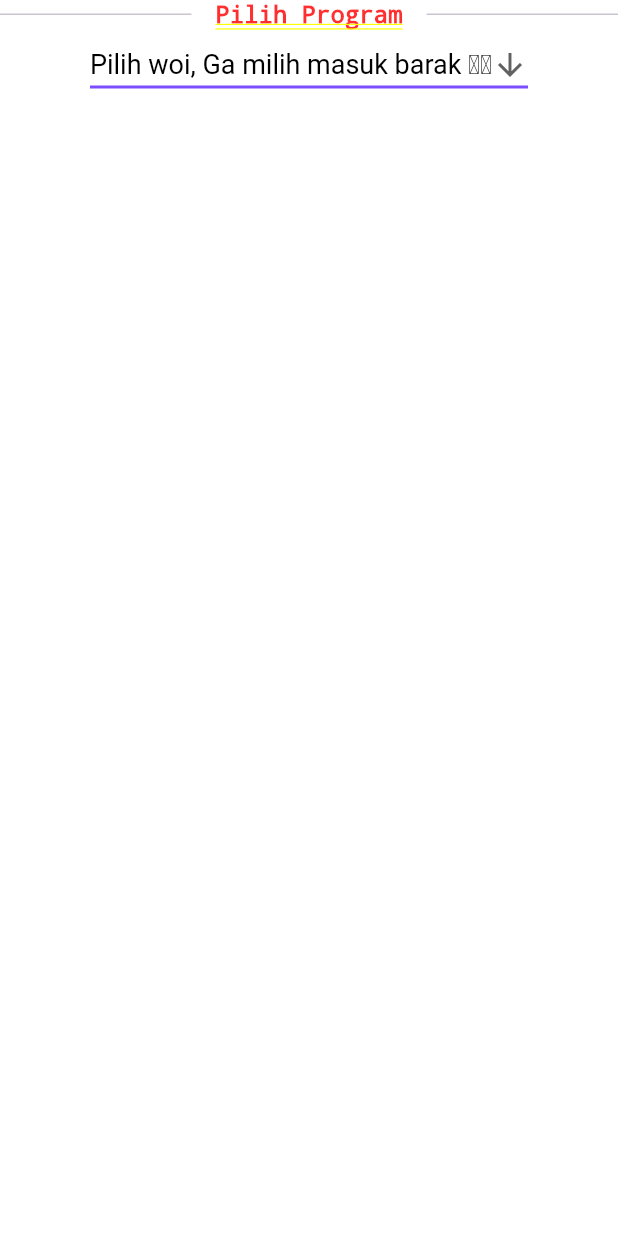
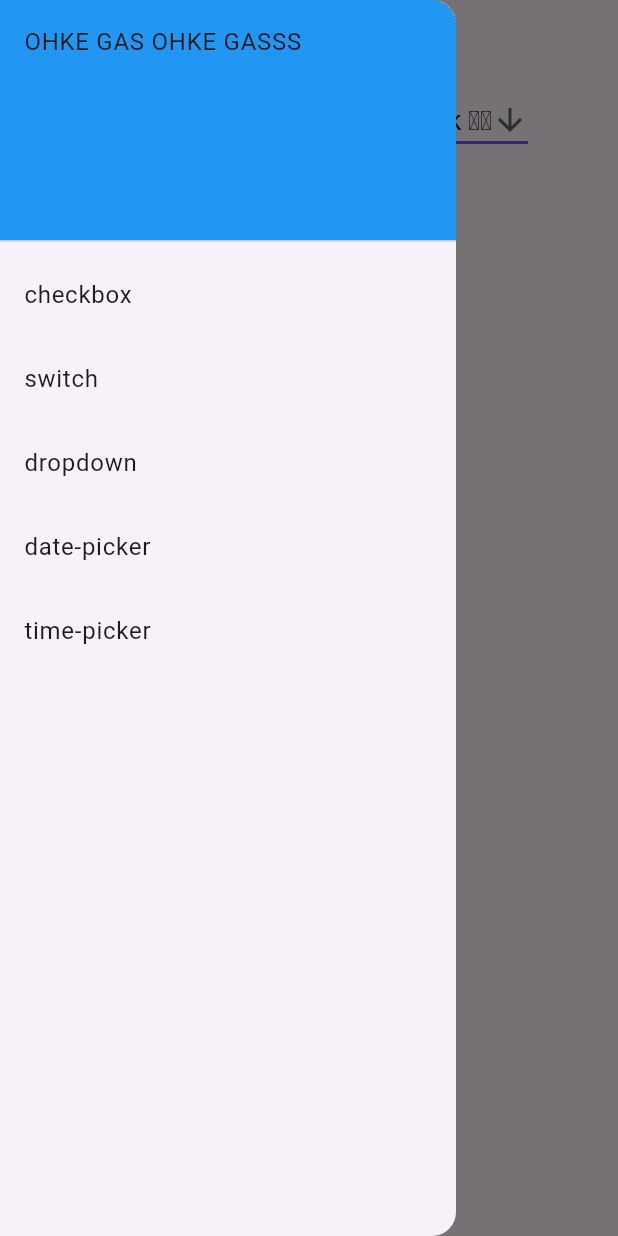
Before and after one commit to minipingu/ppkd_ju_android_dev_dede, a Flutter app: the DropdownInput screen opened by its route, with the side drawer open (before the commit the screen has no drawer), on a phone screen of 412 x 824 dp. Run offline on Flutter 3.47's test engine with Material 3 defaults, Android fonts, the phone set to English and light mode, and no system bars.

Commit message:
tinggal benerin nama di menu

```diff
--- a/lib/_components/app_scaffold.dart
+++ b/lib/_components/app_scaffold.dart
@@ -4,13 +4,19 @@
 class AppScaffold extends StatelessWidget {
   final String title;
   final Widget body;
+  final Color? backgroundColor;
 
-  const AppScaffold({super.key, required this.title, required this.body});
+  const AppScaffold({
+    super.key,
+    required this.title,
+    required this.body,
+    this.backgroundColor,
+  });
 
   @override
   Widget build(BuildContext context) {
     return Scaffold(
-      appBar: AppBar(title: Text(title)),
+      appBar: AppBar(title: Text(title), backgroundColor: backgroundColor),
       drawer: const DrawerTugas7(),
       body: body,
     );
--- a/lib/tugas7/drawer_tugas_7.dart
+++ b/lib/tugas7/drawer_tugas_7.dart
@@ -4,6 +4,7 @@ import 'package:ppkd_ju_android_dev_dede/tugas7/pages/showdatepicker_input.dart'
 import 'package:ppkd_ju_android_dev_dede/tugas7/pages/showtimepicker_input.dart';
 import 'package:ppkd_ju_android_dev_dede/tugas7/pages/switch_input.dart';
 import 'package:ppkd_ju_android_dev_dede/tugas7/pages/checkbox_input.dart';
+import 'package:ppkd_ju_android_dev_dede/tugas7/tugas7_routes.dart';
 
 class DrawerTugas7 extends StatefulWidget {
   const new({super.key});
@@ -21,6 +22,9 @@ class _DrawerTugas7State extends State<DrawerTugas7> {
     'Time Picker': ShowTimePickerInput(),
   };
 
+  var mapped = tugas7Pages.entries.map((entry) => ListTile());
+  String selectedPage = '';
+
   @override
   Widget build(BuildContext context) {
     return Drawer(
@@ -31,12 +35,16 @@ class _DrawerTugas7State extends State<DrawerTugas7> {
             decoration: BoxDecoration(color: Colors.blue),
             child: Text('OHKE GAS OHKE GASSS'),
           ),
-          ListTile(
-            title: const Text('Home'),
-            // selected: _selectedIndex == 0,
-            onTap: () {
-              Navigator.pop(context);
-            },
+          ...tugas7Pages.entries.map(
+            (route) => ListTile(
+              title: Text(route.key),
+              onTap: () {
+                Navigator.pushNamed(context, route.key);
+                setState(() {
+                  selectedPage = route.key;
+                });
+              },
+            ),
           ),
         ],
       ),
--- a/lib/tugas7/pages/dropdown_input.dart
+++ b/lib/tugas7/pages/dropdown_input.dart
@@ -1,6 +1,6 @@
 import 'package:flutter/material.dart';
+import 'package:ppkd_ju_android_dev_dede/_components/app_scaffold.dart';
 import 'package:ppkd_ju_android_dev_dede/_components/button_x.dart';
-import 'package:ppkd_ju_android_dev_dede/_components/divider_text_divider.dart';
 
 class DropdownInput extends StatefulWidget {
   const new({super.key});
@@ -15,9 +15,10 @@ class _DropdownInputState extends State<DropdownInput> {
 
   @override
   Widget build(BuildContext context) {
-    return Column(
+    return AppScaffold(
+      title: 'Pilih Program',
+      body: Column(
         children: [
-        DividerTextDivider(title: 'Pilih Program'),
           Row(
             spacing: 12,
             children: [
@@ -62,6 +63,7 @@ class _DropdownInputState extends State<DropdownInput> {
               ),
             ),
         ],
+      ),
     );
   }
 }
```
Also changed, not shown: lib/tugas7/pages/showdatepicker_input.dart (+5 -3 lines), lib/tugas7/pages/showtimepicker_input.dart (+8 -4 lines), lib/tugas7/pages/switch_input.dart (+6 -3 lines). Lines whose indentation alone changed are shown as unchanged.
